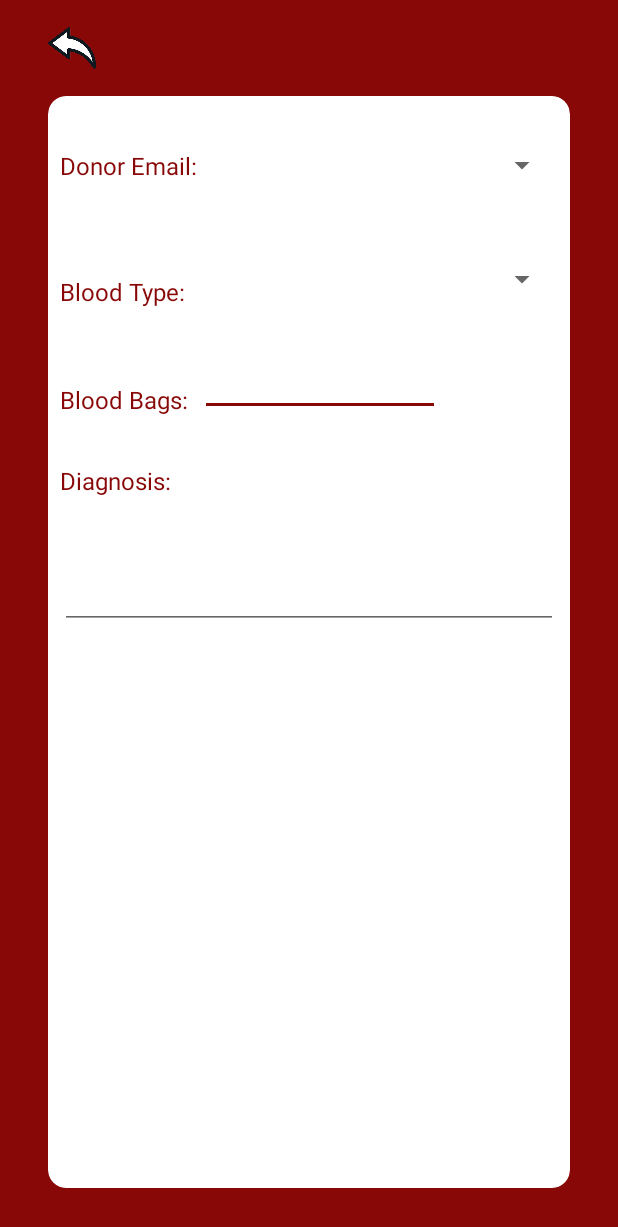
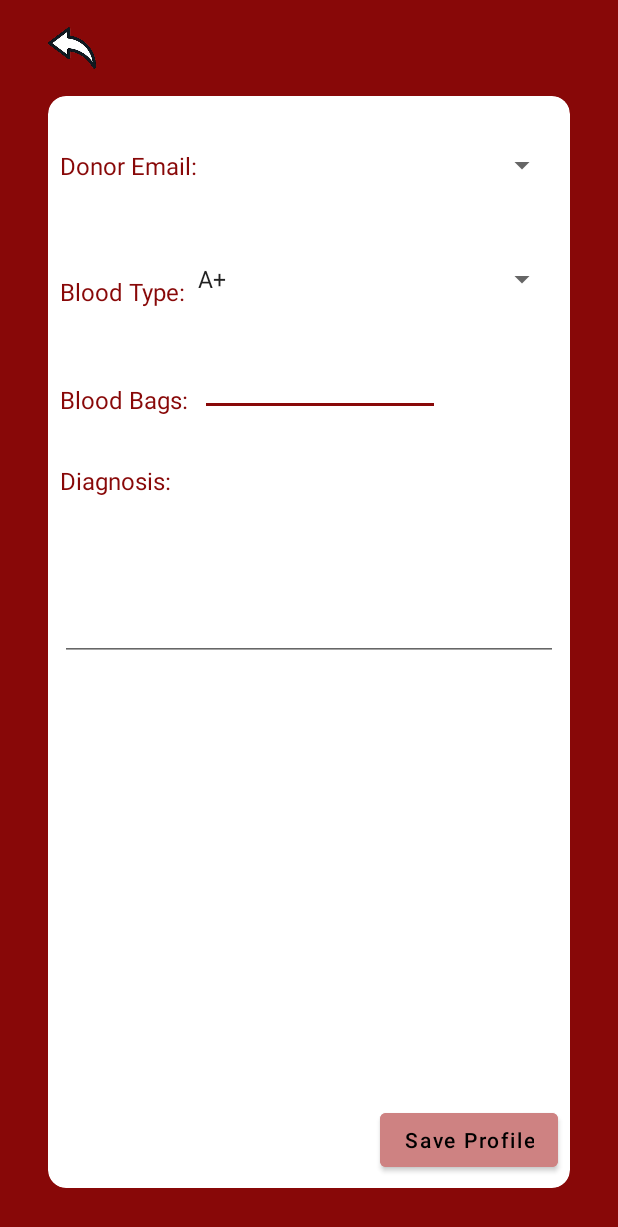
Before and after one commit to AhmedMaad/Blood-Pal, an Android app: the FillPatientProfileActivity screen opened directly, with no data from a screen before it, on a phone screen of 412 x 824 dp. Shown: the top 1227 px of the screen. Run offline under Robolectric (Android 15) with nearby library versions, the phone set to English and light mode, and no system bars; our stand-ins replace Firebase (no records; nobody signed in at launch, a user with empty details on screens opened directly); Roboto replaces fonts that are not available here; 1 statement that could not run was skipped.

Commit message:
Filling users profiles

```diff
--- a/app/src/main/java/com/maad/bloodpal/hospital/FillPatientProfileActivity.kt
+++ b/app/src/main/java/com/maad/bloodpal/hospital/FillPatientProfileActivity.kt
@@ -1,17 +1,84 @@
 package com.maad.bloodpal.hospital
 
+import android.R
 import androidx.appcompat.app.AppCompatActivity
 import android.os.Bundle
+import android.util.Log
+import android.view.View
+import android.widget.ArrayAdapter
+import android.widget.Toast
+import com.google.firebase.firestore.FirebaseFirestore
+import com.google.firebase.firestore.ktx.firestore
+import com.google.firebase.ktx.Firebase
+import com.maad.bloodpal.RegisteredUser
+import com.maad.bloodpal.databinding.ActivityFillDonorProfileBinding
 import com.maad.bloodpal.databinding.ActivityFillPatientProfileBinding
 
 class FillPatientProfileActivity : AppCompatActivity() {
+
+    private lateinit var db: FirebaseFirestore
+    private var patients = arrayListOf<RegisteredUser>()
+    private var emails = arrayListOf<String>()
+    private var ids = arrayListOf<String>()
+
     override fun onCreate(savedInstanceState: Bundle?) {
         super.onCreate(savedInstanceState)
         val binding = ActivityFillPatientProfileBinding.inflate(layoutInflater)
         setContentView(binding.root)
+        db = Firebase.firestore
+
+        binding.backBtn.setOnClickListener { finish() }
+
+        val prefs = getSharedPreferences("user_settings", MODE_PRIVATE)
+        val hospitalId = prefs.getString("id", null)!!
 
         //Retrieve "patients" email from firebase and show them in a spinner
+        db.collection("users")
+            .get()
+            .addOnSuccessListener {
+                binding.progress.visibility = View.INVISIBLE
+                binding.saveProfileBtn.visibility = View.VISIBLE
+                patients = it.toObjects(RegisteredUser::class.java) as ArrayList<RegisteredUser>
+                for (patient in patients)
+                    if (patient.userType == "Patient") {
+                        emails.add(patient.email)
+                        ids.add(patient.userId)
+                    }
 
+                val adapter = ArrayAdapter(this, R.layout.simple_spinner_item, emails)
+                adapter.setDropDownViewResource(R.layout.simple_spinner_dropdown_item)
+                binding.emailSpinner.adapter = adapter
+            }
+
+        val bloodTypes = arrayOf("A+", "A-", "B+", "B-", "O+", "O-", "AB+", "AB-")
+
+        val bloodAdapter = ArrayAdapter(this, R.layout.simple_spinner_item, bloodTypes)
+        bloodAdapter.setDropDownViewResource(R.layout.simple_spinner_dropdown_item)
+        binding.bloodTypeSpinner.adapter = bloodAdapter
+
+        binding.saveProfileBtn.setOnClickListener {
+            binding.progress.visibility = View.VISIBLE
+            binding.saveProfileBtn.visibility = View.INVISIBLE
+            val bloodType = bloodTypes[binding.bloodTypeSpinner.selectedItemPosition]
+            val bloodBags = binding.bloodBagsEt.text.toString()
+            val diagnosis = binding.diagnosisEt.text.toString()
+            val patientId = ids[binding.emailSpinner.selectedItemPosition]
+            //Log.d("trace", "Donor ID: $patientId")
+
+            val map = HashMap<String, String>()
+            map["hospitalId"] = hospitalId
+            map["bloodType"] = bloodType
+            map["bloodBags"] = bloodBags
+            map["diagnosis"] = diagnosis
+
+            db.collection("users")
+                .document(patientId)
+                .update(map as Map<String, String>)
+                .addOnSuccessListener {
+                    Toast.makeText(this, "Profile Added", Toast.LENGTH_SHORT).show()
+                    finish()
+                }
+        }
 
     }
 }
--- a/app/src/main/res/layout/activity_fill_patient_profile.xml
+++ b/app/src/main/res/layout/activity_fill_patient_profile.xml
@@ -10,9 +10,7 @@
         android:id="@+id/container_cv"
         style="@style/Container"
         android:layout_width="match_parent"
-        android:layout_height="match_parent"
-        tools:layout_editor_absoluteX="48dp"
-        tools:layout_editor_absoluteY="121dp" />
+        android:layout_height="match_parent" />
 
     <ImageView
         android:id="@+id/back_btn"
@@ -67,22 +65,22 @@
         app:layout_constraintTop_toBottomOf="@id/email_spinner" />
 
     <TextView
-        android:id="@+id/hemoglobin_key_tv"
+        android:id="@+id/blood_bags_key_tv"
         style="@style/KeyTV"
         android:layout_width="wrap_content"
         android:layout_height="wrap_content"
         android:text="Blood Bags:"
-        app:layout_constraintBottom_toBottomOf="@id/hemoglobin_et"
+        app:layout_constraintBottom_toBottomOf="@id/blood_bags_et"
         app:layout_constraintStart_toStartOf="@id/blood_type_key_tv" />
 
     <EditText
-        android:id="@+id/hemoglobin_et"
+        android:id="@+id/blood_bags_et"
         android:layout_width="160dp"
         android:layout_height="wrap_content"
         android:layout_marginStart="8dp"
         android:layout_marginTop="16dp"
         android:inputType="number"
-        app:layout_constraintStart_toEndOf="@id/hemoglobin_key_tv"
+        app:layout_constraintStart_toEndOf="@id/blood_bags_key_tv"
         app:layout_constraintTop_toBottomOf="@id/blood_type_spinner" />
 
     <TextView
@@ -93,17 +91,36 @@
         android:layout_marginTop="32dp"
         android:text="Diagnosis:"
         app:layout_constraintStart_toStartOf="@id/blood_type_key_tv"
-        app:layout_constraintTop_toBottomOf="@id/hemoglobin_et" />
+        app:layout_constraintTop_toBottomOf="@id/blood_bags_et" />
 
     <EditText
         android:id="@+id/diagnosis_et"
         android:layout_width="0dp"
         android:layout_height="wrap_content"
         android:layout_marginEnd="8dp"
-        android:maxLength="6"
-        android:minLines="3"
+        android:maxLines="6"
+        android:minLines="4"
         app:layout_constraintEnd_toEndOf="@id/container_cv"
         app:layout_constraintStart_toStartOf="@id/diagnosis_tv"
         app:layout_constraintTop_toBottomOf="@id/diagnosis_tv" />
 
+    <com.google.android.material.button.MaterialButton
+        android:id="@+id/save_profile_btn"
+        style="@style/BtnStyle"
+        android:layout_width="wrap_content"
+        android:layout_height="wrap_content"
+        android:text="Save Profile"
+        android:visibility="invisible"
+        app:layout_constraintBottom_toBottomOf="@id/container_cv"
+        app:layout_constraintEnd_toEndOf="@id/container_cv" />
+
+    <ProgressBar
+        android:id="@+id/progress"
+        android:layout_width="wrap_content"
+        android:layout_height="wrap_content"
+        app:layout_constraintBottom_toBottomOf="@id/save_profile_btn"
+        app:layout_constraintEnd_toEndOf="@id/save_profile_btn"
+        app:layout_constraintStart_toStartOf="@id/save_profile_btn"
+        app:layout_constraintTop_toTopOf="@id/save_profile_btn" />
+
 </androidx.constraintlayout.widget.ConstraintLayout>
```
Also changed, not shown: app/src/main/java/com/maad/bloodpal/hospital/Donor.kt (deleted, +0 -11 lines), app/src/main/java/com/maad/bloodpal/hospital/FillDonorProfileActivity.kt (+15 -7 lines).
